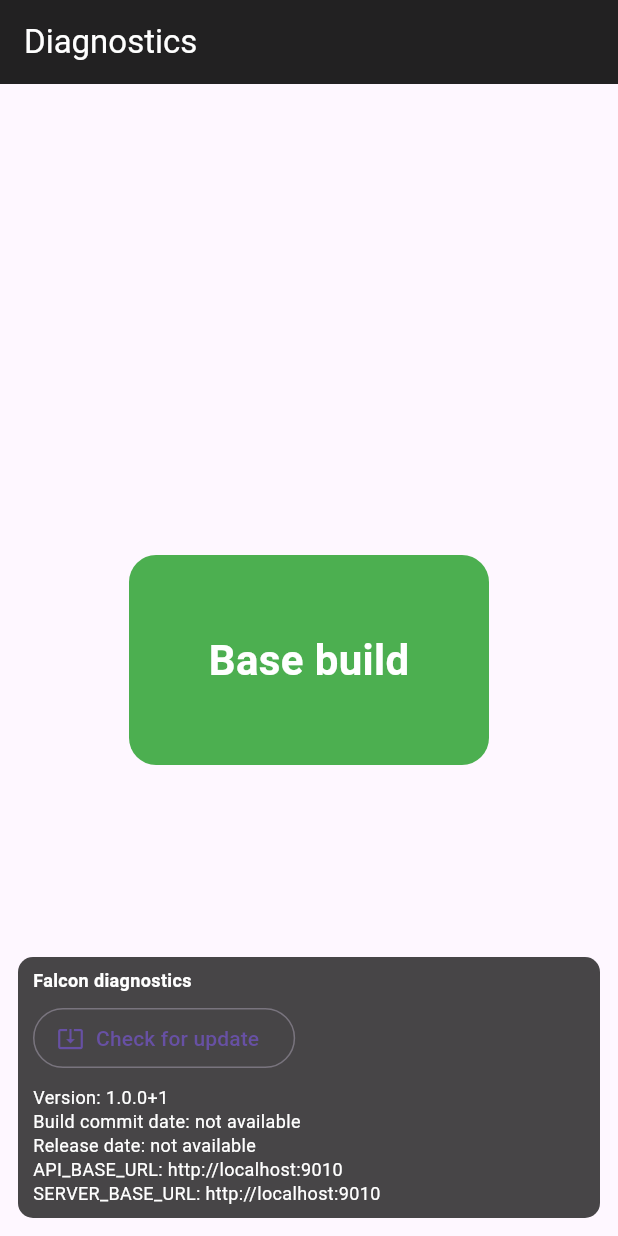
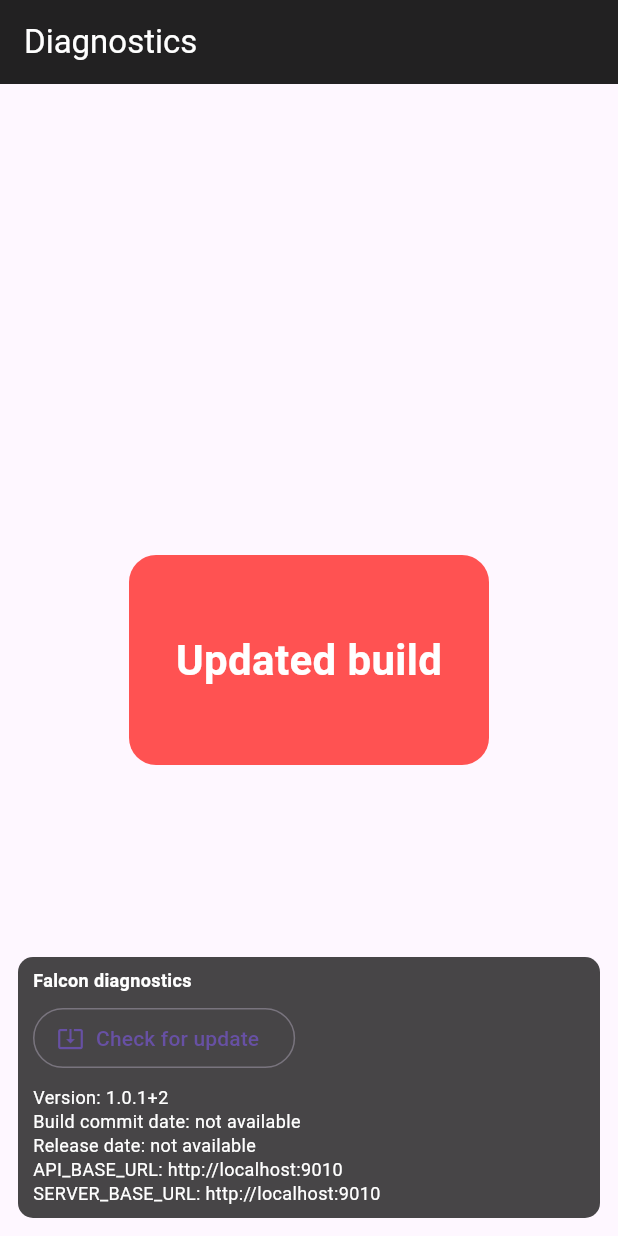
Before and after one commit to dxfoso/flutter-falcon-example, a Flutter app: the screen it shows after launch, on a phone screen of 412 x 824 dp. Run offline on Flutter 3.47's test engine with Material 3 defaults, Android fonts, the light colour scheme and no system bars; our stand-ins replace package_info_plus.

Commit message:
Create Falcon target build

```diff
--- a/lib/main.dart
+++ b/lib/main.dart
@@ -87,7 +87,7 @@ class _DiagnosticsPageState extends State<_DiagnosticsPage> {
             const Center(
               child: DecoratedBox(
                 decoration: BoxDecoration(
-                  color: Colors.green,
+                  color: Colors.redAccent,
                   borderRadius: BorderRadius.all(Radius.circular(18)),
                 ),
                 child: SizedBox(
@@ -95,7 +95,7 @@ class _DiagnosticsPageState extends State<_DiagnosticsPage> {
                   height: 140,
                   child: Center(
                     child: Text(
-                      'Base build',
+                      'Updated build',
                       style: TextStyle(
                         color: Colors.white,
                         fontSize: 28,
--- a/pubspec.yaml
+++ b/pubspec.yaml
@@ -16,7 +16,7 @@ publish_to: 'none' # Remove this line if you wish to publish to pub.dev
 # https://developer.apple.com/library/archive/documentation/General/Reference/InfoPlistKeyReference/Articles/CoreFoundationKeys.html
 # In Windows, build-name is used as the major, minor, and patch parts
 # of the product and file versions while build-number is used as the build suffix.
-version: 1.0.0+1
+version: 1.0.1+2
 
 # FlutterFalcon build variables for this target.
 # Keep secrets out; these are non-sensitive runtime config values.
```
